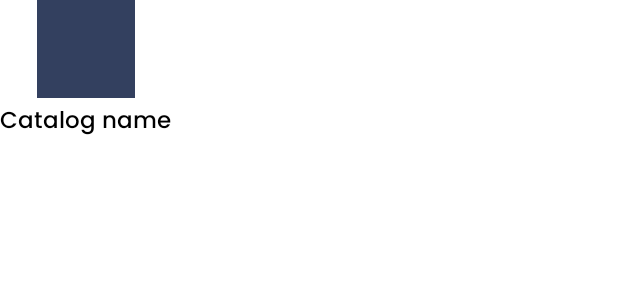
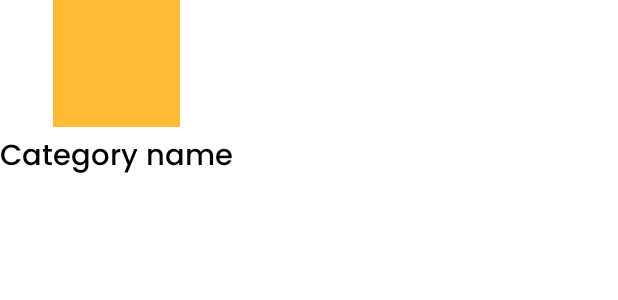
Before and after one commit to NurSoult/BeamApp, an Android app: the layout category_item.xml on its own in the app's theme, with its tools: preview values and no code run, on a phone screen of 412 x 824 dp. Shown: the top 300 px of the screen. Run offline under Robolectric (Android 15) with nearby library versions, the phone set to English and light mode, and no system bars.

Commit message:
Added Categories Api, CategoriesAdapter.kt

```diff
--- a/app/src/main/java/com/example/beam/pojo/CategoryList.kt
+++ b/app/src/main/java/com/example/beam/pojo/CategoryList.kt
@@ -1,5 +1,5 @@
 package com.example.beam.pojo
 
 data class CategoryList(
-    val meals: List<CategoryMeals>
+    val categories: List<Category>
 )
--- a/app/src/main/java/com/example/beam/pojo/CategoryMeals.kt
+++ b/app/src/main/java/com/example/beam/pojo/MealsByCategory.kt
@@ -1,6 +1,6 @@
 package com.example.beam.pojo
 
-data class CategoryMeals(
+data class MealsByCategory(
     val idMeal: String,
     val strMeal: String,
     val strMealThumb: String
--- /dev/null
+++ b/app/src/main/java/com/example/beam/pojo/MealsByCategoryList.kt
@@ -0,0 +1,5 @@
+package com.example.beam.pojo
+
+data class MealsByCategoryList(
+    val meals: List<MealsByCategory>
+)
--- a/app/src/main/res/layout/catalog_item.xml
+++ b/app/src/main/res/layout/category_item.xml
@@ -5,26 +5,26 @@
     xmlns:app="http://schemas.android.com/apk/res-auto">
 
     <ImageView
-        android:id="@+id/img_catalog"
-        android:layout_width="65dp"
-        android:layout_height="65dp"
+        android:id="@+id/img_category"
+        android:layout_width="@dimen/_65sdp"
+        android:layout_height="@dimen/_65sdp"
         app:layout_constraintStart_toStartOf="parent"
         app:layout_constraintTop_toTopOf="parent"
         app:layout_constraintEnd_toEndOf="parent"
         android:scaleType="fitCenter"
-        android:src="@color/g_black"
+        android:src="@android:color/holo_orange_light"
         />
     <TextView
-        android:id="@+id/catalog_name"
+        android:id="@+id/textview_category_name"
         android:layout_width="wrap_content"
         android:layout_height="wrap_content"
-        app:layout_constraintTop_toBottomOf="@id/img_catalog"
+        app:layout_constraintTop_toBottomOf="@id/img_category"
         app:layout_constraintStart_toStartOf="parent"
         app:layout_constraintEnd_toEndOf="parent"
-        android:textSize="15sp"
-        android:text="Catalog name"
+        android:textSize="@dimen/_15ssp"
+        android:text="Category name"
         android:textColor="@color/black"
         android:fontFamily="@font/myfont"
-        android:layout_marginTop="3dp"/>
+        android:layout_marginTop="@dimen/_3sdp"/>
 
 </androidx.constraintlayout.widget.ConstraintLayout>
--- a/app/src/main/res/layout/fragment_home.xml
+++ b/app/src/main/res/layout/fragment_home.xml
@@ -133,7 +133,7 @@
                 app:layout_constraintTop_toBottomOf="@id/meal_catalog">
 
                 <androidx.recyclerview.widget.RecyclerView
-                    android:id="@+id/rec_view_catalog"
+                    android:id="@+id/rec_view_categories"
                     android:layout_width="match_parent"
                     android:layout_height="match_parent"
                     android:scrollbars="none" />
```
Also changed, not shown: app/src/main/java/com/example/beam/adapters/CategoriesAdapter.kt (added, +39 -0 lines), app/src/main/java/com/example/beam/adapters/MostPopularAdapter.kt (+4 -5 lines), app/src/main/java/com/example/beam/fragments/HomeFragment.kt (+23 -7 lines), app/src/main/java/com/example/beam/pojo/Category.kt (added, +8 -0 lines), app/src/main/java/com/example/beam/retrofit/MealApi.kt (+5 -2 lines), app/src/main/java/com/example/beam/viewModel/HomeViewModel.kt (+25 -9 lines).
